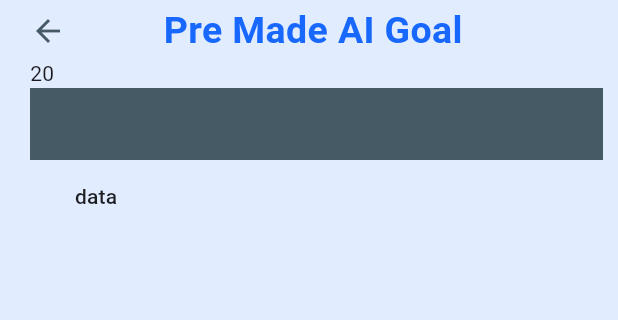
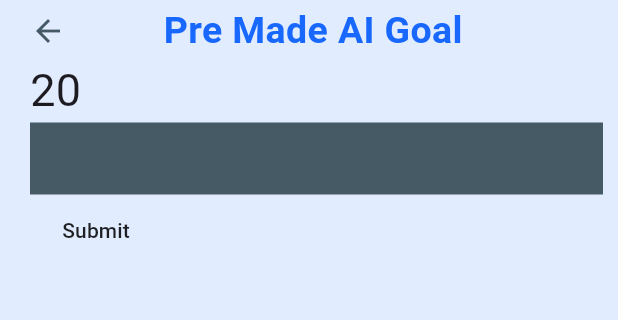
Before and after one commit to ashensasanka/GoalTiky, a Flutter app: the screen it shows once a user with an empty profile is signed in, item 3 of the bottom bar chosen, after a tap on "Pre Made AI Goal", on a phone screen of 412 x 824 dp, the part 71-391 px from its top. Run offline on Flutter 3.47's test engine with Material 3 defaults, Android fonts, the phone set to English and light mode, and no system bars; drawn by our look-alikes of curved_navigation_bar; our stand-ins replace cloud_firestore, dash_chat_2, firebase_auth, firebase_core, firebase_storage, fluttertoast and 4 more; missing offline and left inert: chat_gpt_sdk; accounts and stored records are empty.

Commit message:
Seventh_commit

```diff
--- a/lib/ui/screens/create_work/pre_made.dart
+++ b/lib/ui/screens/create_work/pre_made.dart
@@ -59,7 +59,7 @@ class _PreMadeState extends State<PreMade> {
               ),
             ),
             Container(
-              child: Text(output),
+              child: Text(output,style: TextStyle(fontSize: 30),),
             ),
             Container(
               decoration: BoxDecoration(
@@ -78,7 +78,7 @@ class _PreMadeState extends State<PreMade> {
               onPressed: () {
                 getValue();
               },
-              child: Text('data'),
+              child: Text('Submit'),
             )
           ],
         ),
--- a/lib/ui/screens/new_root/new_root.dart
+++ b/lib/ui/screens/new_root/new_root.dart
@@ -1,8 +1,6 @@
 import 'package:curved_navigation_bar/curved_navigation_bar.dart';
 import 'package:flutter/material.dart';
-
 import '../../../models/ctasks.dart';
-import '../cart_page.dart';
 import '../create_work/create_work.dart';
 import '../feedbacks/feedbacks.dart';
 import '../time_line_page.dart';
@@ -55,7 +53,7 @@ class _NewRootPageState extends State<NewRootPage> {
       const HomePage(),
       TimeTrackingPage(),
       const CreateWork(),
-      const ProfilePage(),
+      ProfilePage(),
       const FeedBacks(),
     ];
   }
--- a/lib/ui/screens/profile/profile_page.dart
+++ b/lib/ui/screens/profile/profile_page.dart
@@ -1,3 +1,5 @@
+import 'package:cloud_firestore/cloud_firestore.dart';
+import 'package:firebase_auth/firebase_auth.dart';
 import 'package:flutter/material.dart';
 import 'package:goaltiky/ui/screens/profile/test_page.dart';
 import 'package:goaltiky/ui/screens/widgets/profile_widget.dart';
@@ -7,7 +9,9 @@ import '../../../constants.dart';
 import 'badges_rewards.dart';
 
 class ProfilePage extends StatelessWidget {
-  const ProfilePage({Key? key}) : super(key: key);
+  ProfilePage({Key? key}) : super(key: key);
+  final FirebaseFirestore _firestore = FirebaseFirestore.instance;
+  final User? user = FirebaseAuth.instance.currentUser;
 
   @override
   Widget build(BuildContext context) {
@@ -66,12 +70,27 @@ class ProfilePage extends StatelessWidget {
                 child: Column(
                   crossAxisAlignment: CrossAxisAlignment.center,
                   children: [
-                    ProfileWidget(
-                      icon: Icons.person,
-                      title: 'Daniel Martinez',
-                      onTap: () {
+                    StreamBuilder<DocumentSnapshot>(
+                      stream: _firestore.collection('users').doc(user?.uid).snapshots(),
+                      builder: (context, snapshot) {
+                        if (snapshot.connectionState == ConnectionState.waiting) {
+                          return Center(child: CircularProgressIndicator());
+                        }
+                        if (snapshot.hasError) {
+                          return Center(child: Text('Error: ${snapshot.error}'));
+                        }
+                        final DocumentSnapshot document = snapshot.data!;
+                        final Map<String, dynamic> data =
+                        document.data() as Map<String, dynamic>;
+                        return ProfileWidget(
+                          icon: Icons.person,
+                          title: '${data['name']}',
+                          onTap: () {
 
-                      },
+                          },
+                        );
+
+                      }
                     ),
                     ProfileWidget(
                       icon: Icons.batch_prediction,
```
Also changed, not shown: lib/ui/screens/cart_page.dart (deleted, +0 -93 lines).
